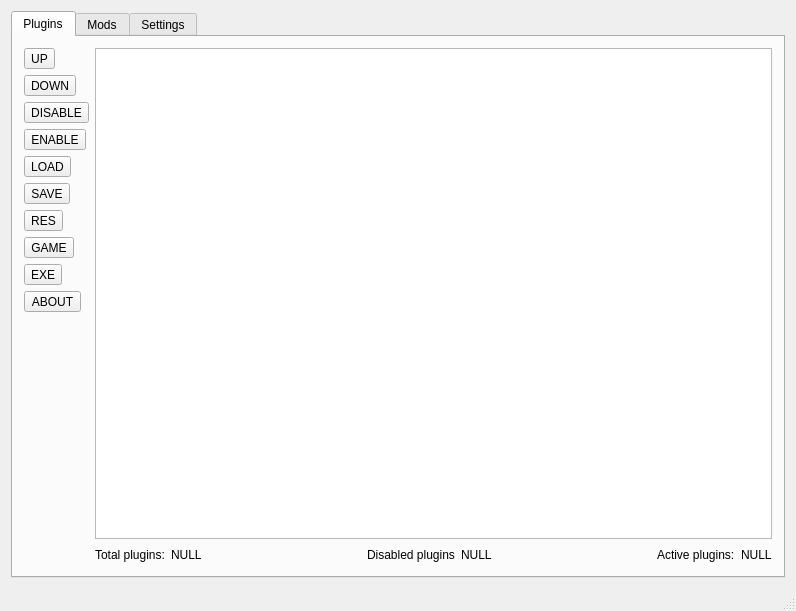
Above: EternalModManager/EternalModManager.ui from SpaceMaN122001/EternalModManager before the change. Below: the same form after it.
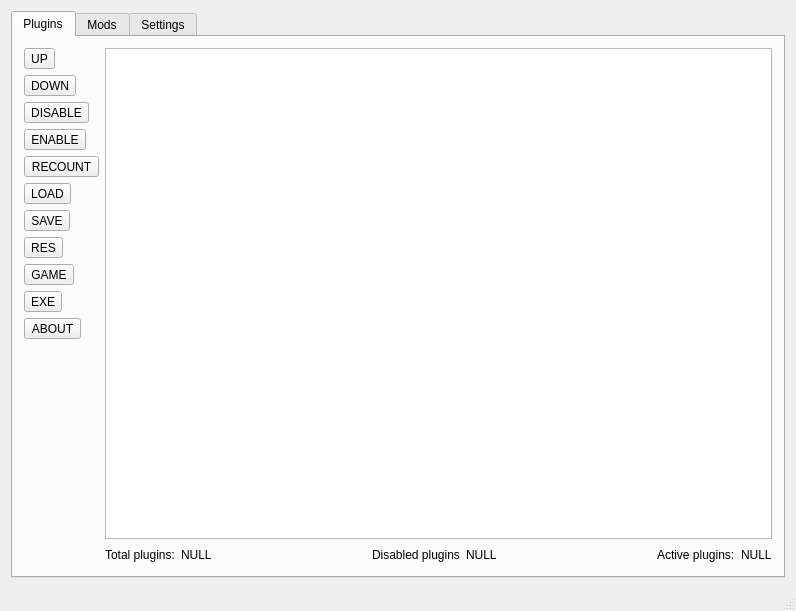
That is the form after the change.

Commit message: feat: Added ability to recount mods from the game directory

```diff
--- a/EternalModManager/EternalModManager.ui
+++ b/EternalModManager/EternalModManager.ui
@@ -137,6 +137,13 @@
             </property>
            </widget>
           </item>
+          <item>
+           <widget class="QToolButton" name="recountPluginsToolButton">
+            <property name="text">
+             <string>RECOUNT</string>
+            </property>
+           </widget>
+          </item>
           <item>
            <widget class="QToolButton" name="uploadFileDownloadOrderTtoolButton">
             <property name="text">
```
The commit also changes 5 other files.
